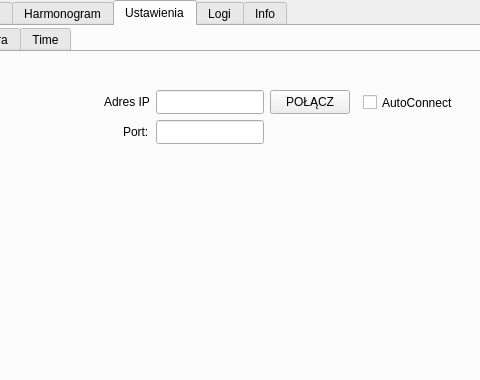
Old version of the form 3growbox_qtwidget/GrowBoxDesktop/mainwindow.ui in the repository wojtron2/Desktop_QT_app_box; both pictures show x 171 to 651 and y 0 to 380 of the 800 by 600 pixel window.
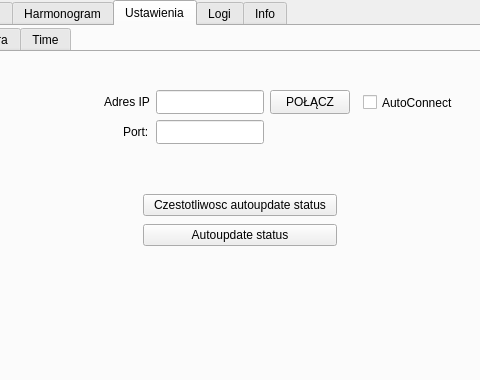
New version of the form. The open tabs and pages were chosen to show the change. Icons and pictures are not drawn.

```diff
--- a/3growbox_qtwidget/GrowBoxDesktop/mainwindow.ui
+++ b/3growbox_qtwidget/GrowBoxDesktop/mainwindow.ui
@@ -849,6 +849,32 @@
          <string>Adres IP:</string>
         </property>
        </widget>
+       <widget class="QWidget" name="">
+        <property name="geometry">
+         <rect>
+          <x>300</x>
+          <y>140</y>
+          <width>194</width>
+          <height>56</height>
+         </rect>
+        </property>
+        <layout class="QVBoxLayout" name="verticalLayout">
+         <item>
+          <widget class="QPushButton" name="pushButton_31">
+           <property name="text">
+            <string>Czestotliwosc autoupdate status</string>
+           </property>
+          </widget>
+         </item>
+         <item>
+          <widget class="QPushButton" name="pushButton_32">
+           <property name="text">
+            <string>Autoupdate status</string>
+           </property>
+          </widget>
+         </item>
+        </layout>
+       </widget>
       </widget>
       <widget class="QWidget" name="tab_5">
        <attribute name="title">
```
Left out of the diff: 2 changed lines with no effect on the pictures.
